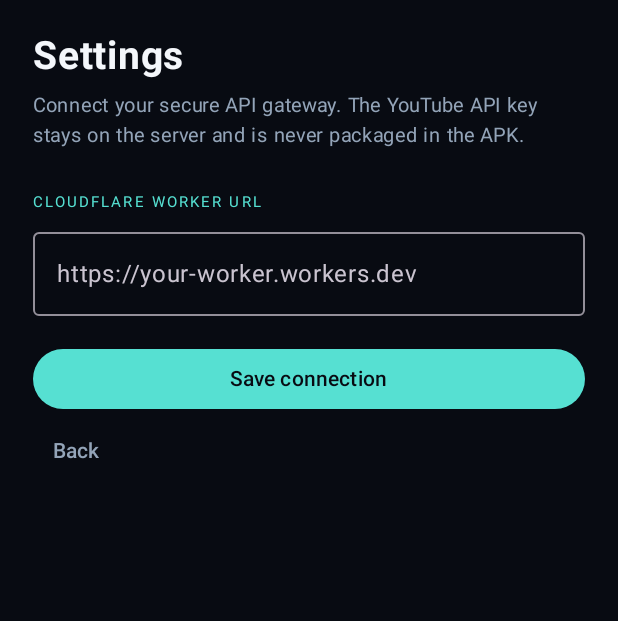
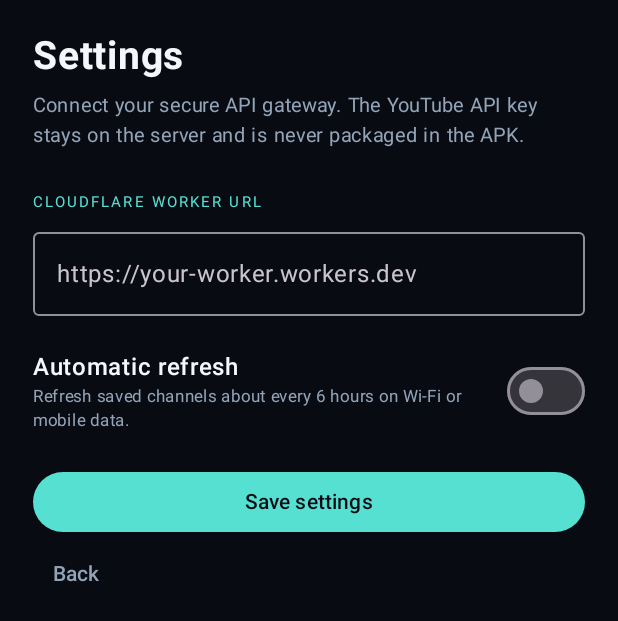
Before and after one commit to Nahiyan-WAE-Teams/CIPHERSPAWN, an Android app built with Jetpack Compose: the screen it shows after launch (MainActivity), after a tap on "Settings", on a phone screen of 412 x 824 dp. Shown: the top 621 px of the screen. Run offline under Robolectric (Android 15) with nearby library versions, the phone set to English and light mode, and no system bars; our stand-ins replace Room's generated code.

Commit message:
Add user-controlled background refresh settings

```diff
--- a/app/src/main/java/com/cipherspawn/tracker/MainActivity.kt
+++ b/app/src/main/java/com/cipherspawn/tracker/MainActivity.kt
@@ -27,6 +27,7 @@ import androidx.compose.material.icons.filled.Shield
 import androidx.compose.material.icons.filled.TrendingUp
 import androidx.compose.material3.*
 import androidx.compose.runtime.*
+import androidx.compose.runtime.LaunchedEffect
 import androidx.compose.ui.Alignment
 import androidx.compose.ui.Modifier
 import androidx.compose.ui.graphics.Brush
@@ -41,6 +42,7 @@ import androidx.lifecycle.viewmodel.compose.viewModel
 import com.cipherspawn.tracker.data.ChannelStats
 import com.cipherspawn.tracker.data.TrackedChannel
 import com.cipherspawn.tracker.data.TrackerDatabase
+import com.cipherspawn.tracker.data.RefreshScheduler
 import com.cipherspawn.tracker.ui.TrackerViewModel
 import com.cipherspawn.tracker.ui.TrackerViewModelFactory
 import com.cipherspawn.tracker.ui.TrackerUiState
@@ -64,6 +66,9 @@ private fun CipherSpawnApp() {
     val context = LocalContext.current
     val prefs = remember { context.getSharedPreferences("cipher_prefs", Context.MODE_PRIVATE) }
     val dao = remember { TrackerDatabase.get(context).trackerDao() }
+    LaunchedEffect(Unit) {
+        if (prefs.getBoolean("auto_refresh", false)) RefreshScheduler.enable(context)
+    }
     val vm: TrackerViewModel = viewModel(factory = TrackerViewModelFactory(prefs, dao))
     val state by vm.state.collectAsState()
     val tracked by vm.trackedChannels.collectAsState()
@@ -84,7 +89,13 @@ private fun CipherSpawnApp() {
             if (settings) {
                 SettingsScreen(
                     currentUrl = vm.baseUrl,
-                    onSave = { vm.setBaseUrl(it); showSettings = false },
+                    autoRefresh = prefs.getBoolean("auto_refresh", false),
+                    onSave = { url, enabled ->
+                        vm.setBaseUrl(url)
+                        prefs.edit().putBoolean("auto_refresh", enabled).apply()
+                        if (enabled) RefreshScheduler.enable(context) else RefreshScheduler.disable(context)
+                        showSettings = false
+                    },
                     onBack = { showSettings = false }
                 )
             } else {
@@ -290,9 +301,15 @@ private fun StatCard(label: String, value: String, note: String, modifier: Modif
 }
 
 @Composable
-private fun SettingsScreen(currentUrl: String, onSave: (String) -> Unit, onBack: () -> Unit) {
+private fun SettingsScreen(
+    currentUrl: String,
+    autoRefresh: Boolean,
+    onSave: (String, Boolean) -> Unit,
+    onBack: () -> Unit
+) {
     var url by remember(currentUrl) { mutableStateOf(currentUrl) }
-    Column(Modifier.fillMaxSize().background(Ink).padding(22.dp)) {
+    var refreshEnabled by remember(autoRefresh) { mutableStateOf(autoRefresh) }
+    Column(Modifier.fillMaxSize().background(Ink).verticalScroll(rememberScrollState()).padding(22.dp)) {
         Text("Settings", color = White, fontSize = 26.sp, fontWeight = FontWeight.Bold)
         Spacer(Modifier.height(8.dp))
         Text("Connect your secure API gateway. The YouTube API key stays on the server and is never packaged in the APK.",
@@ -302,9 +319,20 @@ private fun SettingsScreen(currentUrl: String, onSave: (String) -> Unit, onBack:
         Spacer(Modifier.height(8.dp))
         OutlinedTextField(value = url, onValueChange = { url = it }, modifier = Modifier.fillMaxWidth(),
             placeholder = { Text("https://your-worker.workers.dev") }, singleLine = true)
-        Spacer(Modifier.height(18.dp))
-        Button(onClick = { onSave(url.trim()) }, modifier = Modifier.fillMaxWidth(),
-            colors = ButtonDefaults.buttonColors(containerColor = Cyan, contentColor = Ink)) { Text("Save connection") }
+        Spacer(Modifier.height(22.dp))
+        Row(verticalAlignment = Alignment.CenterVertically) {
+            Column(Modifier.weight(1f)) {
+                Text("Automatic refresh", color = White, fontWeight = FontWeight.SemiBold)
+                Text("Refresh saved channels about every 6 hours on Wi-Fi or mobile data.",
+                    color = Muted, fontSize = 11.sp, lineHeight = 16.sp)
+            }
+            Switch(checked = refreshEnabled, onCheckedChange = { refreshEnabled = it })
+        }
+        Spacer(Modifier.height(22.dp))
+        Button(onClick = { onSave(url.trim(), refreshEnabled) }, modifier = Modifier.fillMaxWidth(),
+            colors = ButtonDefaults.buttonColors(containerColor = Cyan, contentColor = Ink)) {
+            Text("Save settings")
+        }
         TextButton(onClick = onBack) { Text("Back", color = Muted) }
     }
 }
```
